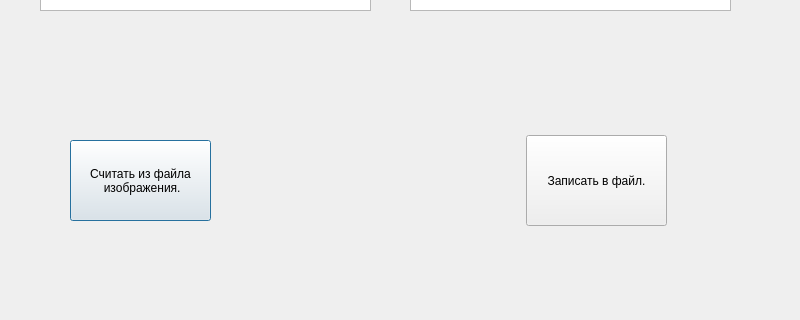
This is dialog.ui in tsvigo/Funkciya_podachi_signalov_na_vhod as Qt 5 draws it before an edit; both pictures show x 0 to 800 and y 280 to 600 of the 800 by 600 pixel window. The edited form follows.
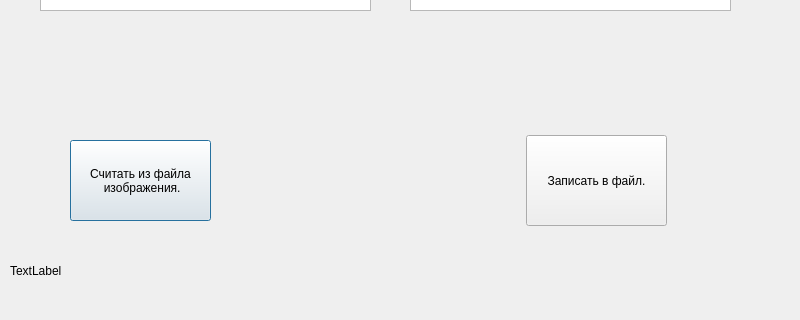
This is the edited form.

Commit message: Вс 17 мар 2024 02:11:45 MSK

```diff
--- a/dialog.ui
+++ b/dialog.ui
@@ -60,6 +60,19 @@
     </rect>
    </property>
   </widget>
+  <widget class="QLabel" name="label">
+   <property name="geometry">
+    <rect>
+     <x>10</x>
+     <y>520</y>
+     <width>721</width>
+     <height>61</height>
+    </rect>
+   </property>
+   <property name="text">
+    <string>TextLabel</string>
+   </property>
+  </widget>
  </widget>
  <resources/>
  <connections/>
```
Left out of the diff: 2 changed lines with no effect on the pictures. The commit also changes 2 other files.
